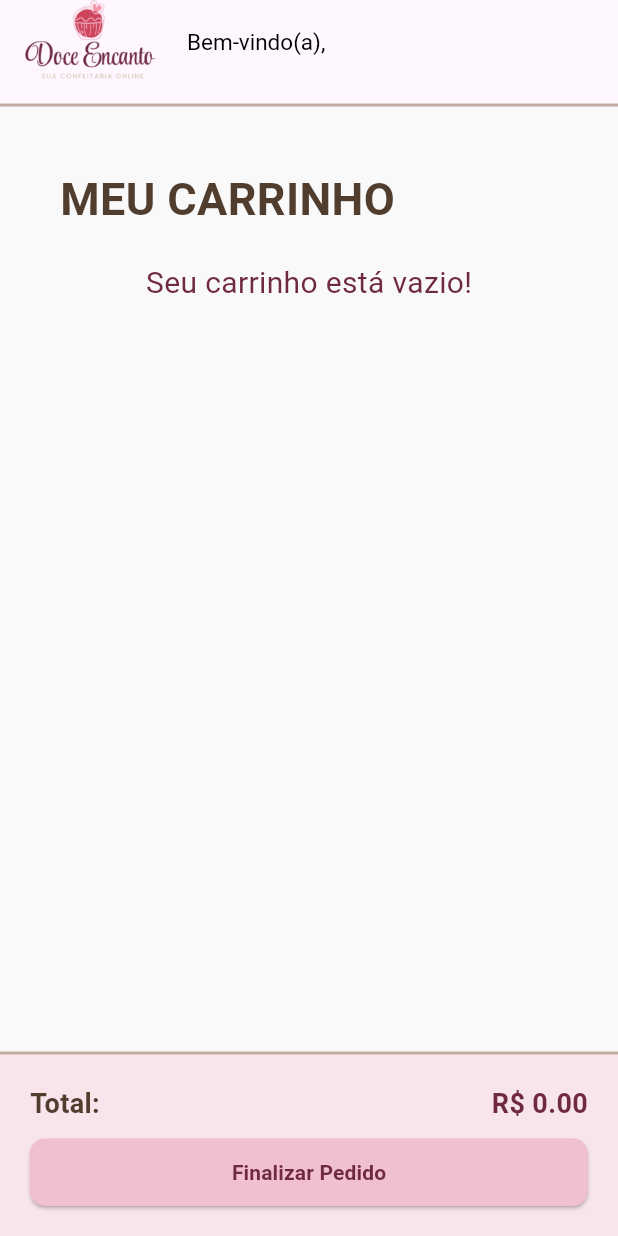
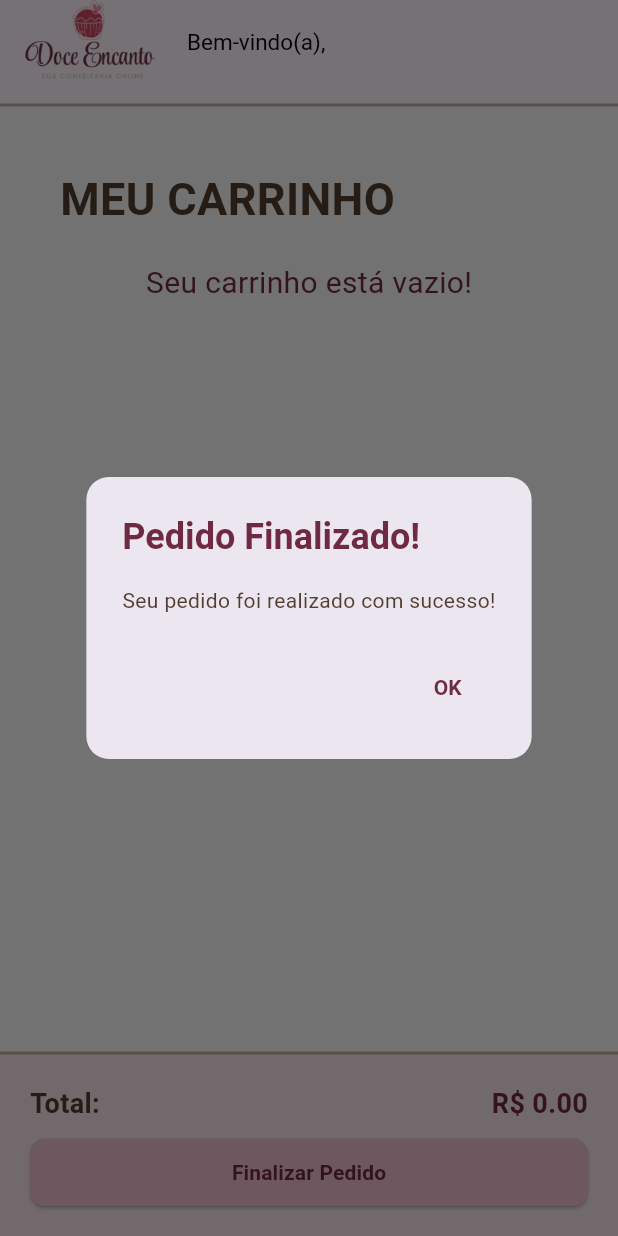
Before and after one commit to luanaGrandi/avalicaoPpdm, a Flutter app: the TelaCarrinho screen opened directly with empty values, after a tap on "Finalizar Pedido", on a phone screen of 412 x 824 dp. Run offline on Flutter 3.47's test engine with Material 3 defaults, Android fonts, the phone set to English and light mode, and no system bars; our stand-ins replace cloud_firestore, firebase_core; accounts and stored records are empty; network calls fail.

```diff
--- a/avaliacaoPPDM/doce_encanto/lib/carrinho.dart
+++ b/avaliacaoPPDM/doce_encanto/lib/carrinho.dart
@@ -22,6 +22,51 @@ class _TelaCarrinhoState extends State<TelaCarrinho> {
       ),
     );
   }
+
+  Future<void> finalizarPedido() async {
+  // Mostrar popup de finalizar o pedido
+  await showDialog(
+    context: context,
+    barrierDismissible: false,
+    builder: (context) {
+      return AlertDialog(
+        shape: RoundedRectangleBorder(borderRadius: BorderRadius.circular(15)),
+        title: const Text(
+          "Pedido Finalizado!",
+          style: TextStyle(
+            color: Color(0xFF6F2940),
+            fontWeight: FontWeight.bold,
+          ),
+        ),
+        content: const Text(
+          "Seu pedido foi realizado com sucesso!",
+          style: TextStyle(color: Color(0xFF513D2E)),
+        ),
+        actions: [
+          TextButton(
+            onPressed: () async {
+              //limpar o carrinho quando apertar em ok
+              var docs = await FirebaseFirestore.instance.collection("carrinho").get();
+              for (var doc in docs.docs) {
+                await doc.reference.delete();
+              }
+
+              Navigator.pop(context); // fechar o popap
+            },
+            child: const Text(
+              "OK",
+              style: TextStyle(
+                color: Color(0xFF6F2940),
+                fontWeight: FontWeight.bold,
+              ),
+            ),
+          ),
+        ],
+      );
+    },
+  );
+}
+
 
   Future<void> aumentarQuantidade(String idDoc, int qtdAtual) async {
     await FirebaseFirestore.instance.collection("carrinho").doc(idDoc).update({
@@ -162,7 +207,9 @@ class _TelaCarrinhoState extends State<TelaCarrinho> {
                         width: double.infinity,
                         height: 45,
                         child: ElevatedButton(
-                          onPressed: () {},
+                          onPressed: () {
+                            finalizarPedido();
+                          },
                           style: ElevatedButton.styleFrom(
                             backgroundColor: Color(0xFFF0BFD0),
                             shape: RoundedRectangleBorder(
```
Also changed, not shown: avaliacaoPPDM/doce_encanto/lib/aulas.dart (added, +144 -0 lines), avaliacaoPPDM/doce_encanto/lib/cursos.dart (+11 -1 lines), avaliacaoPPDM/doce_encanto/lib/home.dart (+5 -6 lines).
